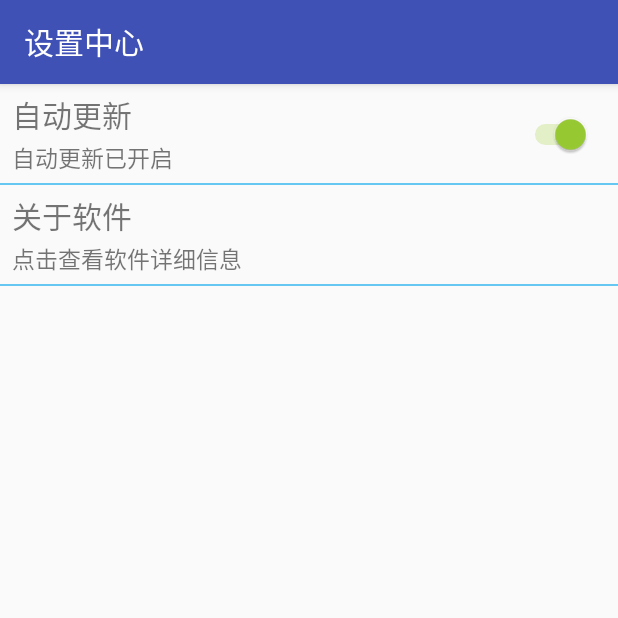
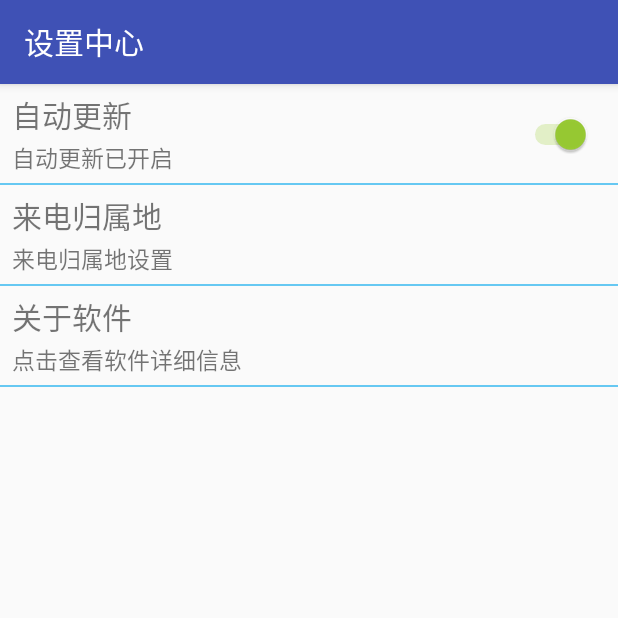
Before and after one commit to thiscoders/android_jarvis, an Android app: the SettingActivity screen opened directly, with no data from a screen before it, on a phone screen of 412 x 824 dp, the top half of it. Run offline under Robolectric (Android 15) with nearby library versions, the phone set to English and light mode, and no system bars.

Commit message:
来电归属地架子搭建完成

```diff
--- a/src/main/java/ye/droid/jarvis/activity/HomeActivity.java
+++ b/src/main/java/ye/droid/jarvis/activity/HomeActivity.java
@@ -308,7 +308,9 @@ public class HomeActivity extends AppCompatActivity {
      * 2. 读取电话状态
      * 3. 读取联系人
      * 4. 发送短信
-     * 5. 读取短信
+     * 5. 手机震动
+     * 6. 读取短信
+     *
      */
     private void checkAllPermission() {
         if (ContextCompat.checkSelfPermission(this, android.Manifest.permission.WRITE_EXTERNAL_STORAGE) != PackageManager.PERMISSION_GRANTED
@@ -317,6 +319,7 @@ public class HomeActivity extends AppCompatActivity {
                 || ContextCompat.checkSelfPermission(this, Manifest.permission.SEND_SMS) != PackageManager.PERMISSION_GRANTED
                 || ContextCompat.checkSelfPermission(this, Manifest.permission.ACCESS_FINE_LOCATION) != PackageManager.PERMISSION_GRANTED
                 || ContextCompat.checkSelfPermission(this, Manifest.permission.ACCESS_COARSE_LOCATION) != PackageManager.PERMISSION_GRANTED
+                || ContextCompat.checkSelfPermission(this, Manifest.permission.VIBRATE) != PackageManager.PERMISSION_GRANTED
                 || ContextCompat.checkSelfPermission(this, Manifest.permission.READ_SMS) != PackageManager.PERMISSION_GRANTED) {
             ActivityCompat.requestPermissions(this,
                     new String[]{
@@ -326,6 +329,7 @@ public class HomeActivity extends AppCompatActivity {
                             Manifest.permission.SEND_SMS,
                             Manifest.permission.READ_SMS,
                             Manifest.permission.ACCESS_FINE_LOCATION,
+                            Manifest.permission.VIBRATE,
                             Manifest.permission.ACCESS_COARSE_LOCATION},
                     ConstantValues.HOME_ACTIVITY_REQUEST_ALL_PERMISSION_CODE);
         } else {
--- a/src/main/java/ye/droid/jarvis/activity/advancetools/AttrLookupActivity.java
+++ b/src/main/java/ye/droid/jarvis/activity/advancetools/AttrLookupActivity.java
@@ -1,7 +1,9 @@
 package ye.droid.jarvis.activity.advancetools;
 
+import android.content.Context;
 import android.content.Intent;
 import android.os.Bundle;
+import android.os.Vibrator;
 import android.support.annotation.Nullable;
 import android.support.v7.app.AppCompatActivity;
 import android.text.Editable;
@@ -145,6 +147,9 @@ public class AttrLookupActivity extends AppCompatActivity {
             //Toast.makeText(this, "请输入电话号码！", Toast.LENGTH_SHORT).show();
             Animation animation = AnimationUtils.loadAnimation(this, R.anim.jshake);
             et_attr.startAnimation(animation);
+            //添加手机震动
+            Vibrator vibrator = (Vibrator) getSystemService(Context.VIBRATOR_SERVICE);
+            vibrator.vibrate(500);//传递两个参数可以规律震动
             return;
         }
         executeQuery(phone);
--- a/src/main/java/ye/droid/jarvis/activity/setting/SettingActivity.java
+++ b/src/main/java/ye/droid/jarvis/activity/setting/SettingActivity.java
@@ -18,6 +18,7 @@ import ye.droid.jarvis.utils.SharedPreferencesUtils;
 public class SettingActivity extends AppCompatActivity {
     private ChangeItem ct_auto_update;
     private ChangeItem ct_about_app;
+    private ChangeItem ct_phone_address;
 
     @Override
     protected void onCreate(@Nullable Bundle savedInstanceState) {
@@ -30,25 +31,30 @@ public class SettingActivity extends AppCompatActivity {
     private void initUI() {
         ct_auto_update = (ChangeItem) findViewById(R.id.ct_auto_update);
         ct_about_app = (ChangeItem) findViewById(R.id.ct_about_app);
+        ct_phone_address = (ChangeItem) findViewById(R.id.ct_phone_address);
     }
 
     private void initData() {
         //1.还原自动更新状态
         boolean isUpdate = SharedPreferencesUtils.getBoolean(this, ConstantValues.AUTO_UPDATE, true);//自动更新默认开启
         ct_auto_update.setCheck(isUpdate);
-        //2.隐藏关于软件控件的switch
+        //2.隐藏相关控件的switch
+        ct_phone_address.setSwitchVisible(false);
         ct_about_app.setSwitchVisible(false);
     }
 
-    /**
-     * 自动更新触发事件
-     *
-     * @param view
-     */
+    //自动更新触发事件
     public void setAutoUpdate(View view) {
         boolean isUpdate = SharedPreferencesUtils.getBoolean(this, ConstantValues.AUTO_UPDATE, true); //自动更新默认开启
         SharedPreferencesUtils.putBoolean(this, ConstantValues.AUTO_UPDATE, !isUpdate);
         ct_auto_update.setCheck(!isUpdate);
+    }
+
+    //来电归属地设置
+    public void openPhoneAddress(View view) {
+        Intent intent = new Intent(this, PhoneAddressActivity.class);
+        startActivity(intent);
+        nextAnim();
     }
 
     /**
@@ -65,6 +71,14 @@ public class SettingActivity extends AppCompatActivity {
     @Override
     public void onBackPressed() {
         super.onBackPressed();
+        preAnim();
+    }
+
+    private void nextAnim() {
+        overridePendingTransition(R.anim.next_in_anim, R.anim.next_out_anim);
+    }
+
+    private void preAnim() {
         overridePendingTransition(R.anim.pre_in_anim, R.anim.pre_out_anim);
     }
 }
--- a/src/main/java/ye/droid/jarvis/cvs/ChangeItem.java
+++ b/src/main/java/ye/droid/jarvis/cvs/ChangeItem.java
@@ -96,4 +96,8 @@ public class ChangeItem extends RelativeLayout {
         else
             sw_item_check.setVisibility(INVISIBLE);
     }
+
+    public void setColor(int color) {
+        tv_item_subtitle.setTextColor(color);
+    }
 }
--- a/src/main/res/layout/activity_setting.xml
+++ b/src/main/res/layout/activity_setting.xml
@@ -15,6 +15,15 @@
         app:title_content="自动更新" />
 
     <ye.droid.jarvis.cvs.ChangeItem
+        android:id="@+id/ct_phone_address"
+        android:layout_width="match_parent"
+        android:layout_height="wrap_content"
+        android:onClick="openPhoneAddress"
+        app:subtitle_negative_content="来电归属地设置"
+        app:subtitle_positive_content="来电归属地设置"
+        app:title_content="来电归属地" />
+
+    <ye.droid.jarvis.cvs.ChangeItem
         android:id="@+id/ct_about_app"
         android:layout_width="match_parent"
         android:layout_height="wrap_content"
--- a/src/main/res/values/strings.xml
+++ b/src/main/res/values/strings.xml
@@ -91,6 +91,8 @@
     <string name="update_title">自动更新</string>
     <string name="update_subtitle_positive">自动更新已经开启</string>
     <string name="update_subtitle_negative">自动更新已经关闭</string>
+    <!--设置中心：来电归属地-->
+    <string name="phone_address_title">来电归属地</string>
 
     <string name="aboutapp_title">关于软件</string>
     <string name="aboutapp_subtitle">点击查看软件详细信息</string>
```
Also changed, not shown: src/main/AndroidManifest.xml (+9 -2 lines), src/main/java/ye/droid/jarvis/activity/setting/PhoneAddressActivity.java (added, +69 -0 lines), src/main/res/layout/activity_phone_address_setting.xml (added, +37 -0 lines), 1 other file.
